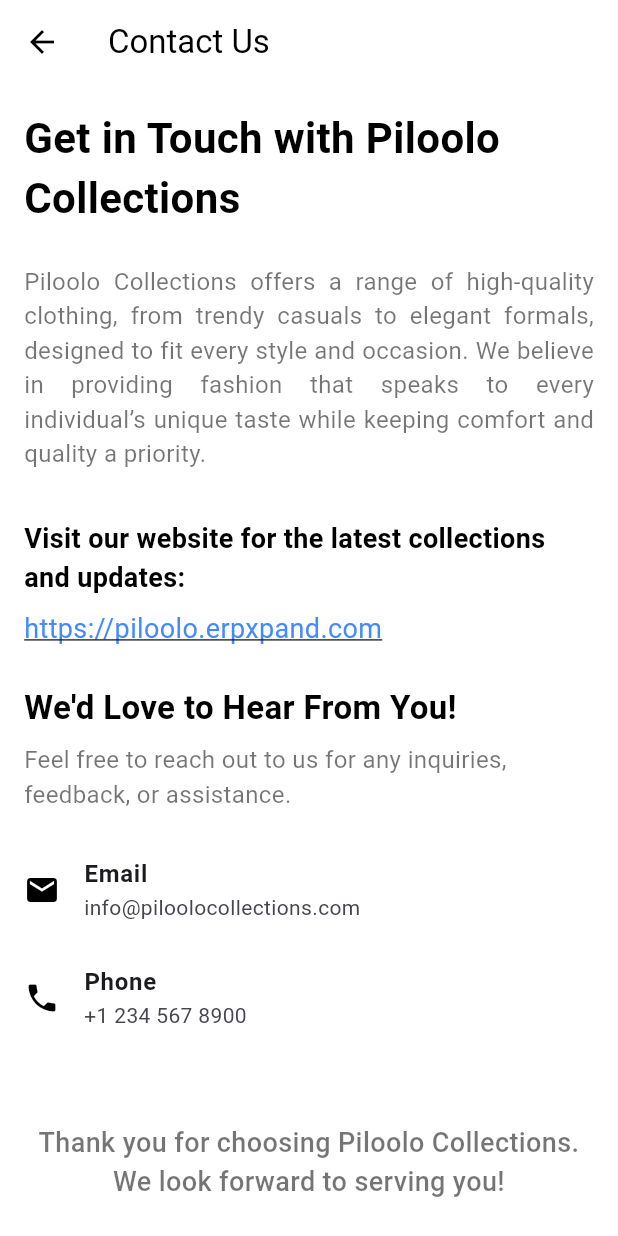
After one commit to NeverKnewNoble/PilooloCollectionsFlutterApp, a Flutter app: the ContactUsPage screen opened directly, on a phone screen of 412 x 824 dp. The commit adds this screen. Run offline on Flutter 3.47's test engine with Material 3 defaults, Android fonts, the phone set to English and light mode, and no system bars; our stand-ins replace google_nav_bar, logger, shared_preferences; accounts and stored records are empty; network calls fail.

Commit message:
contact us and wishlist done

```diff
--- a/lib/main/account/account.dart
+++ b/lib/main/account/account.dart
@@ -2,6 +2,8 @@ import 'package:flutter/material.dart';
 import 'package:piloolo/components/pagebar.dart';
 import 'package:piloolo/components/shopping_cart_action.dart';
 import 'package:piloolo/main/account/check_out_info.dart';
+import 'package:piloolo/main/account/contact_us.dart';
+import 'package:piloolo/main/account/favorite_page.dart';
 import 'package:piloolo/pages/login.dart';
 
 class ProfilePage extends StatefulWidget {
@@ -126,6 +128,7 @@ class ProfilePageState extends State<ProfilePage> {
                         title: const Text('Wishlist'),
                         trailing: const Icon(Icons.arrow_forward_ios, color: Colors.black),
                         onTap: () {
+                          Navigator.push(context, MaterialPageRoute(builder: (context) => const FavoritesPage()));
                           // Handle navigation to Wishlist
                         },
                       ),
@@ -143,6 +146,7 @@ class ProfilePageState extends State<ProfilePage> {
                         title: const Text('Contact Us'),
                         trailing: const Icon(Icons.arrow_forward_ios, color: Colors.black),
                         onTap: () {
+                          Navigator.push(context, MaterialPageRoute(builder: (context) => const ContactUsPage()));
                           // Handle navigation to Contact Us
                         },
                       ),
--- /dev/null
+++ b/lib/main/account/contact_us.dart
@@ -0,0 +1,149 @@
+import 'package:flutter/material.dart';
+import 'package:url_launcher/url_launcher.dart';
+
+class ContactUsPage extends StatelessWidget {
+  const ContactUsPage({super.key});
+
+  // Function to launch the URL (website link)
+  void _launchURL(String url) async {
+    final Uri uri = Uri.parse(url);
+    if (!await launchUrl(uri, mode: LaunchMode.externalApplication)) {
+      throw Exception('Could not launch $url');
+    }
+  }
+
+  @override
+  Widget build(BuildContext context) {
+    return Scaffold(
+      backgroundColor: Colors.white,
+      appBar: AppBar(
+        backgroundColor: Colors.white, // Change to match your brand's theme
+        title: const Text('Contact Us', style: TextStyle(color: Colors.black)),
+        elevation: 0,
+        iconTheme: const IconThemeData(color: Colors.black),
+      ),
+      body: SingleChildScrollView(
+        padding: const EdgeInsets.all(16.0),
+        child: Column(
+          crossAxisAlignment: CrossAxisAlignment.start,
+          children: [
+            // Header Section
+            const Padding(
+              padding: EdgeInsets.only(bottom: 16.0),
+              child: Text(
+                'Get in Touch with Piloolo Collections',
+                style: TextStyle(fontSize: 28, fontWeight: FontWeight.bold, color: Colors.black),
+              ),
+            ),
+
+            // About Piloolo Collections Section
+            const Padding(
+              padding: EdgeInsets.symmetric(vertical: 8.0),
+              child: Text(
+                'Piloolo Collections offers a range of high-quality clothing, from trendy casuals to elegant formals, designed to fit every style and occasion. We believe in providing fashion that speaks to every individual’s unique taste while keeping comfort and quality a priority.',
+                style: TextStyle(fontSize: 16, color: Colors.black54),
+                textAlign: TextAlign.justify,
+              ),
+            ),
+            const SizedBox(height: 16.0),
+
+            // Call to Action - Visit Our Website
+            const Padding(
+              padding: EdgeInsets.symmetric(vertical: 8.0),
+              child: Text(
+                'Visit our website for the latest collections and updates:',
+                style: TextStyle(fontSize: 18, fontWeight: FontWeight.bold, color: Colors.black),
+              ),
+            ),
+
+            // Website Link
+            GestureDetector(
+              onTap: () => _launchURL('https://piloolo.erpxpand.com'),
+              child: const Text(
+                'https://piloolo.erpxpand.com',
+                style: TextStyle(
+                  fontSize: 18,
+                  color: Colors.blueAccent,
+                  decoration: TextDecoration.underline,
+                ),
+              ),
+            ),
+            const SizedBox(height: 16.0),
+
+            // Contact Details Section
+            const Padding(
+              padding: EdgeInsets.symmetric(vertical: 8.0),
+              child: Text(
+                'We\'d Love to Hear From You!',
+                style: TextStyle(fontSize: 22, fontWeight: FontWeight.bold, color: Colors.black),
+              ),
+            ),
+            const Text(
+              'Feel free to reach out to us for any inquiries, feedback, or assistance.',
+              style: TextStyle(fontSize: 16, color: Colors.black54),
+            ),
+            const SizedBox(height: 16.0),
+
+            // Email Section
+            ListTile(
+              contentPadding: EdgeInsets.zero,
+              leading: const Icon(Icons.email, color: Colors.black),
+              title: const Text('Email', style: TextStyle(fontWeight: FontWeight.bold)),
+              subtitle: const Text('info@piloolocollections.com'),
+              onTap: () => _launchURL('mailto:info@piloolocollections.com'),
+            ),
+
+            // Phone Section
+            ListTile(
+              contentPadding: EdgeInsets.zero,
+              leading: const Icon(Icons.phone, color: Colors.black),
+              title: const Text('Phone', style: TextStyle(fontWeight: FontWeight.bold)),
+              subtitle: const Text('+1 234 567 8900'),
+              onTap: () => _launchURL('tel:+12345678900'),
+            ),
+
+            // // Social Media Section
+            // const Padding(
+            //   padding: EdgeInsets.symmetric(vertical: 16.0),
+            //   child: Text(
+            //     'Follow Us',
+            //     style: TextStyle(fontSize: 22, fontWeight: FontWeight.bold, color: Colors.black),
+            //   ),
+            // ),
+            // Row(
+            //   mainAxisAlignment: MainAxisAlignment.start,
+            //   children: [
+            //     // Social Media Icon Buttons (Replace with your own icons and URLs)
+            //     IconButton(
+            //       icon: Image.asset('assets/icons/facebook.png'), // Replace with your Facebook icon
+            //       onPressed: () => _launchURL('https://facebook.com/piloolocollections'),
+            //     ),
+            //     IconButton(
+            //       icon: Image.asset('assets/icons/instagram.png'), // Replace with your Instagram icon
+            //       onPressed: () => _launchURL('https://instagram.com/piloolocollections'),
+            //     ),
+            //     IconButton(
+            //       icon: Image.asset('assets/icons/twitter.png'), // Replace with your Twitter icon
+            //       onPressed: () => _launchURL('https://twitter.com/piloolocollect'),
+            //     ),
+            //   ],
+            // ),
+            const SizedBox(height: 32.0),
+
+            // Footer Message
+            const Center(
+              child: Padding(
+                padding: EdgeInsets.symmetric(vertical: 16.0),
+                child: Text(
+                  'Thank you for choosing Piloolo Collections. We look forward to serving you!',
+                  style: TextStyle(fontSize: 18, fontWeight: FontWeight.w500, color: Colors.black54),
+                  textAlign: TextAlign.center,
+                ),
+              ),
+            ),
+          ],
+        ),
+      ),
+    );
+  }
+}
--- a/lib/main/cart/payment.dart
+++ b/lib/main/cart/payment.dart
@@ -297,7 +297,7 @@ class _PaymentPageState extends State<PaymentPage> {
               shape: RoundedRectangleBorder(
                 borderRadius: BorderRadius.circular(5),
               ),
-              padding: const EdgeInsets.symmetric(vertical: 16, horizontal: 68),
+              padding: const EdgeInsets.symmetric(vertical: 16, horizontal: 62),
             ),
             onPressed: () {
               // Trigger the animation
--- a/pubspec.yaml
+++ b/pubspec.yaml
@@ -44,6 +44,7 @@ dependencies:
   http: ^1.2.2
   logger: ^2.4.0
   shared_preferences: ^2.3.2
+  url_launcher: ^6.3.0
 
 dev_dependencies:
   flutter_test:
```
Also changed, not shown: lib/components/displays_items.dart (+74 -13 lines), lib/main/account/favorite_page.dart (added, +68 -0 lines), pubspec.lock, 5 other files.
